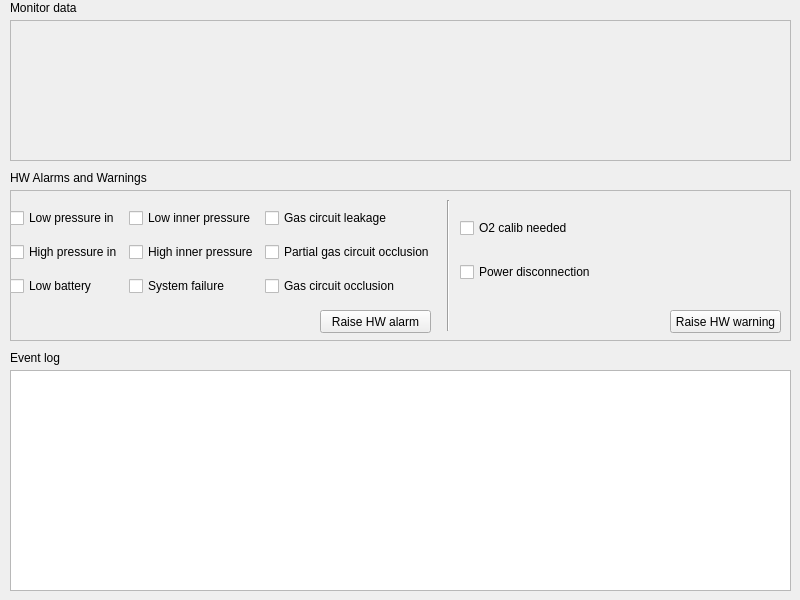
The window that gui/communication/fakeesp32.ui (MariuszSuchenek/MVM_GUI_test2) describes before a commit, drawn with Qt 5.
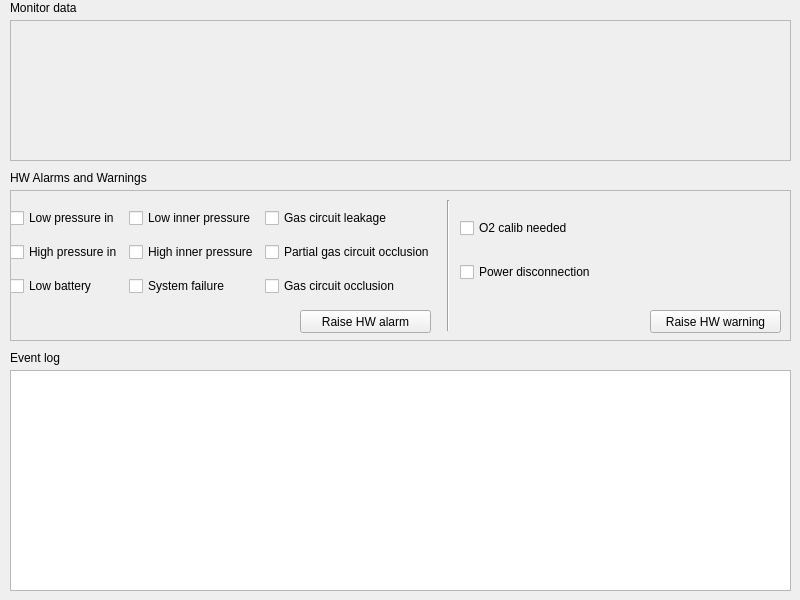
The same window after the commit.

Commit message: enlarge some buttons and labels

```diff
--- a/gui/communication/fakeesp32.ui
+++ b/gui/communication/fakeesp32.ui
@@ -32,9 +32,9 @@
     <widget class="QPushButton" name="raise_alarm_btn">
      <property name="geometry">
       <rect>
-       <x>310</x>
+       <x>290</x>
        <y>120</y>
-       <width>111</width>
+       <width>131</width>
        <height>23</height>
       </rect>
      </property>
@@ -146,9 +146,9 @@
     <widget class="QPushButton" name="raise_warning_btn">
      <property name="geometry">
       <rect>
-       <x>660</x>
+       <x>640</x>
        <y>120</y>
-       <width>111</width>
+       <width>131</width>
        <height>23</height>
       </rect>
      </property>
@@ -175,8 +175,8 @@
      <rect>
       <x>10</x>
       <y>350</y>
-      <width>53</width>
-      <height>15</height>
+      <width>131</width>
+      <height>16</height>
      </rect>
     </property>
     <property name="text">
@@ -188,7 +188,7 @@
      <rect>
       <x>10</x>
       <y>170</y>
-      <width>151</width>
+      <width>221</width>
       <height>16</height>
      </rect>
     </property>
@@ -228,7 +228,7 @@
      <rect>
       <x>10</x>
       <y>0</y>
-      <width>81</width>
+      <width>111</width>
       <height>16</height>
      </rect>
     </property>
```
